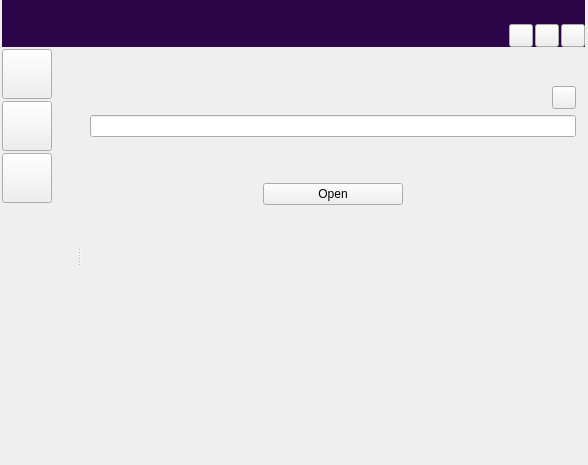
First picture: the form in ui/home_view.ui, repository zkovari/plotlyst, before the edit.
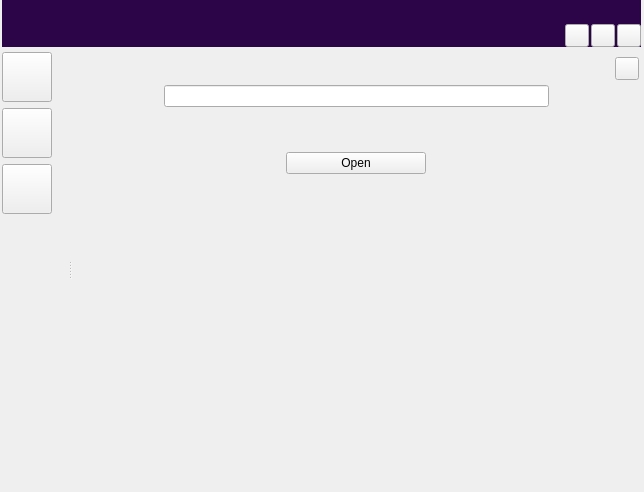
Second picture: the form after the edit. The open tabs and pages were chosen to show the change.

Patch:
```diff
--- a/ui/home_view.ui
+++ b/ui/home_view.ui
@@ -6,8 +6,8 @@
    <rect>
     <x>0</x>
     <y>0</y>
-    <width>588</width>
-    <height>465</height>
+    <width>644</width>
+    <height>492</height>
    </rect>
   </property>
   <property name="windowTitle">
@@ -20,7 +20,7 @@
   </property>
   <layout class="QVBoxLayout" name="verticalLayout">
    <property name="spacing">
-    <number>2</number>
+    <number>0</number>
    </property>
    <property name="leftMargin">
     <number>2</number>
@@ -114,8 +114,14 @@
    </item>
    <item>
     <layout class="QHBoxLayout" name="horizontalLayout_3">
+     <property name="spacing">
+      <number>6</number>
+     </property>
      <item>
       <layout class="QVBoxLayout" name="verticalLayout_3">
+       <property name="topMargin">
+        <number>5</number>
+       </property>
        <item>
         <widget class="QToolButton" name="btnLibrary">
          <property name="minimumSize">
@@ -256,7 +262,7 @@
        <widget class="QWidget" name="pageLibrary">
         <layout class="QVBoxLayout" name="verticalLayout_10">
          <property name="spacing">
-          <number>3</number>
+          <number>0</number>
          </property>
          <property name="leftMargin">
           <number>10</number>
@@ -280,33 +286,9 @@
            </property>
            <widget class="QWidget" name="layoutWidget">
             <layout class="QVBoxLayout" name="verticalLayout_9">
-             <item>
-              <widget class="QWidget" name="wdgShelvesBar" native="true">
-               <property name="sizePolicy">
-                <sizepolicy hsizetype="Preferred" vsizetype="Maximum">
-                 <horstretch>0</horstretch>
-                 <verstretch>0</verstretch>
-                </sizepolicy>
-               </property>
-               <layout class="QVBoxLayout" name="verticalLayout_8">
-                <property name="spacing">
-                 <number>0</number>
-                </property>
-                <property name="leftMargin">
-                 <number>2</number>
-                </property>
-                <property name="topMargin">
-                 <number>2</number>
-                </property>
-                <property name="rightMargin">
-                 <number>2</number>
-                </property>
-                <property name="bottomMargin">
-                 <number>2</number>
-                </property>
-               </layout>
-              </widget>
-             </item>
+             <property name="topMargin">
+              <number>5</number>
+             </property>
              <item>
               <widget class="QWidget" name="wdgShelvesParent" native="true">
                <property name="sizePolicy">
@@ -339,26 +321,28 @@
                 <property name="bottomMargin">
                  <number>1</number>
                 </property>
-                <item>
-                 <spacer name="horizontalSpacer">
-                  <property name="orientation">
-                   <enum>Qt::Horizontal</enum>
-                  </property>
-                  <property name="sizeHint" stdset="0">
-                   <size>
-                    <width>40</width>
-                    <height>20</height>
-                   </size>
-                  </property>
-                 </spacer>
-                </item>
                </layout>
               </widget>
              </item>
              <item>
               <widget class="QStackedWidget" name="stackWdgNovels">
                <widget class="QWidget" name="pageEmpty">
+                <property name="white-bg" stdset="0">
+                 <bool>true</bool>
+                </property>
                 <layout class="QVBoxLayout" name="verticalLayout_12">
+                 <property name="leftMargin">
+                  <number>0</number>
+                 </property>
+                 <property name="topMargin">
+                  <number>0</number>
+                 </property>
+                 <property name="rightMargin">
+                  <number>0</number>
+                 </property>
+                 <property name="bottomMargin">
+                  <number>0</number>
+                 </property>
                  <item>
                   <spacer name="verticalSpacer_3">
                    <property name="orientation">
@@ -416,7 +400,25 @@
                 </layout>
                </widget>
                <widget class="QWidget" name="pageNovelDisplay">
+                <property name="white-bg" stdset="0">
+                 <bool>true</bool>
+                </property>
                 <layout class="QVBoxLayout" name="verticalLayout_13">
+                 <property name="spacing">
+                  <number>3</number>
+                 </property>
+                 <property name="leftMargin">
+                  <number>2</number>
+                 </property>
+                 <property name="topMargin">
+                  <number>2</number>
+                 </property>
+                 <property name="rightMargin">
+                  <number>2</number>
+                 </property>
+                 <property name="bottomMargin">
+                  <number>2</number>
+                 </property>
                  <item alignment="Qt::AlignRight">
                   <widget class="QToolButton" name="btnNovelSettings">
                    <property name="text">
@@ -428,7 +430,87 @@
                   </widget>
                  </item>
                  <item>
-                  <widget class="QLineEdit" name="lineNovelTitle"/>
+                  <widget class="QWidget" name="wdgTitleParent" native="true">
+                   <layout class="QHBoxLayout" name="horizontalLayout_4">
+                    <property name="spacing">
+                     <number>0</number>
+                    </property>
+                    <property name="leftMargin">
+                     <number>10</number>
+                    </property>
+                    <property name="topMargin">
+                     <number>0</number>
+                    </property>
+                    <property name="rightMargin">
+                     <number>10</number>
+                    </property>
+                    <property name="bottomMargin">
+                     <number>0</number>
+                    </property>
+                    <item>
+                     <spacer name="horizontalSpacer">
+                      <property name="orientation">
+                       <enum>Qt::Horizontal</enum>
+                      </property>
+                      <property name="sizeType">
+                       <enum>QSizePolicy::Fixed</enum>
+                      </property>
+                      <property name="sizeHint" stdset="0">
+                       <size>
+                        <width>40</width>
+                        <height>20</height>
+                       </size>
+                      </property>
+                     </spacer>
+                    </item>
+                    <item>
+                     <widget class="QWidget" name="wdgTitle" native="true">
+                      <property name="maximumSize">
+                       <size>
+                        <width>1000</width>
+                        <height>16777215</height>
+                       </size>
+                      </property>
+                      <layout class="QHBoxLayout" name="horizontalLayout_2">
+                       <property name="spacing">
+                        <number>3</number>
+                       </property>
+                       <property name="leftMargin">
+                        <number>40</number>
+                       </property>
+                       <property name="topMargin">
+                        <number>2</number>
+                       </property>
+                       <property name="rightMargin">
+                        <number>40</number>
+                       </property>
+                       <property name="bottomMargin">
+                        <number>2</number>
+                       </property>
+                       <item>
+                        <widget class="QLineEdit" name="lineNovelTitle"/>
+                       </item>
+                      </layout>
+                     </widget>
+                    </item>
+                    <item>
+                     <spacer name="horizontalSpacer_3">
+                      <property name="orientation">
+                       <enum>Qt::Horizontal</enum>
+                      </property>
+                      <property name="sizeType">
+                       <enum>QSizePolicy::Fixed</enum>
+                      </property>
+                      <property name="sizeHint" stdset="0">
+                       <size>
+                        <width>40</width>
+                        <height>20</height>
+                       </size>
+                      </property>
+                     </spacer>
+                    </item>
+                   </layout>
+                  </widget>
                  </item>
                  <item>
                   <spacer name="verticalSpacer_5">
```
